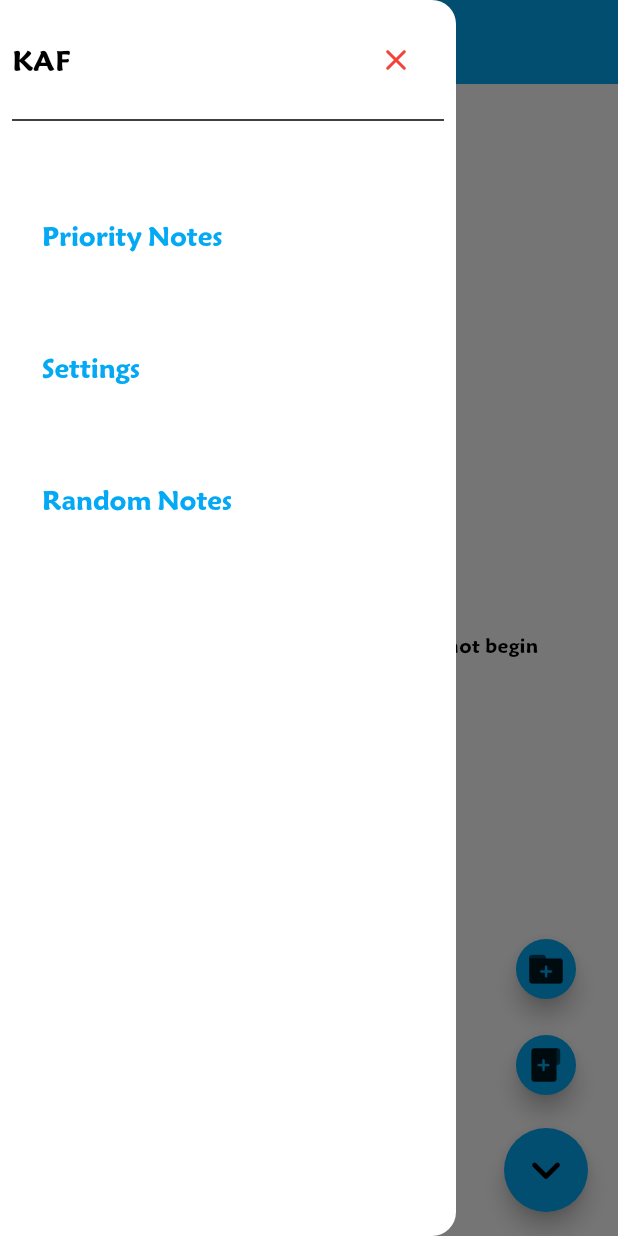
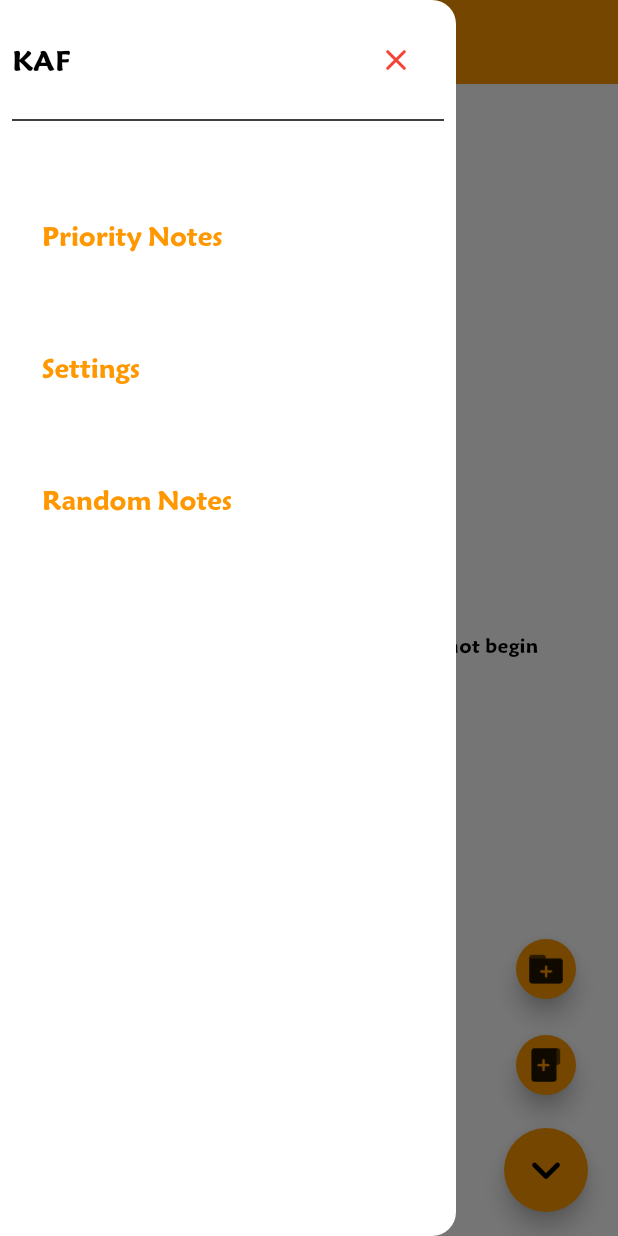
Before and after one commit to hesham04Dev/KAF, a Flutter app: the screen it shows after launch, in the side drawer, after a tap on the "menu" icon, on a phone screen of 412 x 824 dp. Run offline on Flutter 3.47's test engine with Material 3 defaults, Android fonts, the phone set to English and light mode, and no system bars; drawn by our look-alikes of dynamic_color; our stand-ins replace date_format, device_info_plus, file_picker, isar, permission_handler, shared_preferences; missing offline and left inert: keep_screen_on; accounts and stored records are empty; generated files the repository leaves out were written again.

Commit message:
reverse the folders to make the above is the newer

```diff
--- /dev/null
+++ b/devtools_options.yaml
@@ -0,0 +1,3 @@
+description: This file stores settings for Dart & Flutter DevTools.
+documentation: https://docs.flutter.dev/tools/devtools/extensions#configure-extension-enablement-states
+extensions:
--- a/lib/collection/Note.dart
+++ b/lib/collection/Note.dart
@@ -11,6 +11,6 @@ class Note {
   late String? content;
   late bool? isContentRtl;
   late int? parentFolderId;
-  @Index()
+  late bool? isDone; //  null is not a task 0 is not done 1 is done
   late int? priority;
 }
--- a/lib/collection/isarCURD.dart
+++ b/lib/collection/isarCURD.dart
@@ -161,7 +161,7 @@ class IsarService {
       return await Isar.open(
         [FolderSchema, NoteSchema],
         directory: dir.path,
-        inspector: false,
+        inspector: true,
       );
     } else
       print("instance is not empty");
--- a/lib/main.dart
+++ b/lib/main.dart
@@ -39,10 +39,10 @@ class MyApp extends StatelessWidget {
   const MyApp({super.key});
 
   static final _defaultLightColorScheme = ColorScheme.fromSwatch(
-      primarySwatch: Colors.lightBlue, brightness: Brightness.light);
+      primarySwatch: Colors.orange, brightness: Brightness.light);
 
   static final _defaultDarkColorScheme = ColorScheme.fromSwatch(
-      primarySwatch: Colors.lightBlue, brightness: Brightness.dark);
+      primarySwatch: Colors.orange, brightness: Brightness.dark);
 
   @override
   Widget build(BuildContext context) {
--- a/lib/screens/FolderPage.dart
+++ b/lib/screens/FolderPage.dart
@@ -58,7 +58,7 @@ class FolderPage extends StatelessWidget {
 
     return PopScope(
       canPop: false,
-      onPopInvoked: (didPop) {
+      onPopInvokedWithResult: (didPop, result) {
         if (didPop) {
           return;
         }
--- a/lib/screens/PriorityPage.dart
+++ b/lib/screens/PriorityPage.dart
@@ -65,7 +65,9 @@ class _priorityScreenState extends State<priorityScreen> {
             return Padding(
               padding: const EdgeInsets.all(15.0),
               child: ListView.builder(
-                itemBuilder: (context, index) => NoteButton(
+                itemBuilder: (context, i) {
+                  int index = snapshot.data.length -1 - i;
+                  return NoteButton(
                     isPriorityPageOpened: true,
                     priority: priority,
                     contentDirection:
@@ -78,7 +80,7 @@ class _priorityScreenState extends State<priorityScreen> {
                     noteTitle: _listNotes[index].title!,
                     noteTime: formatDate(
                         /*_listNotes[index].date!*/ snapshot.data[index].date,
-                        [yy, "/", mm, "/", dd, "   ", hh, ":", nn])),
+                        [yy, "/", mm, "/", dd, "   ", hh, ":", nn]));},
                 itemCount: snapshot.data.length,
               ),
             );
--- a/lib/screens/homePageBody.dart
+++ b/lib/screens/homePageBody.dart
@@ -44,9 +44,13 @@ class ListViewBody extends StatelessWidget {
             const SizedBox(
               height: 10,
             ),
-            ...List<Widget>.generate(
-              oldListFolders.length,
-              (index) => FolderButton(
+            ...List<Widget>.generate(oldListFolders.length, (i) {
+              var index = oldListFolders.length - i -1;
+              // int reverseIndex({required int listLength, required int index}) {
+              //   return listLength - index - 1;
+              // }
+
+              return FolderButton(
                   parentFolderId: oldListFolders[index].parent,
                   id: oldListFolders[index].id,
                   folderName: oldListFolders[index].name as String,
@@ -70,11 +74,13 @@ class ListViewBody extends StatelessWidget {
                         ),
                       ],
                     ),
-                  )),
-            ),
+                  ));
+            }),
             ...List<Widget>.generate(
               oldListNotes.length,
-              (index) => NoteButton(
+              (i) {
+                var index = oldListNotes.length - 1 - i;
+                return NoteButton(
                     priority: oldListNotes[index].priority,
                     contentDirection: oldListNotes[index].isContentRtl ?? isRtl
                         ? TextDirection.rtl
@@ -87,7 +93,8 @@ class ListViewBody extends StatelessWidget {
                     noteId: oldListNotes[index].id,
                     noteTitle: oldListNotes[index].title!,
                     noteTime: formatDate(oldListNotes[index].date!,
-                      [yy, "/", mm, "/", dd, "   ", hh, ":", nn])),
+                        [yy, "/", mm, "/", dd, "   ", hh, ":", nn]));
+              },
             )
           ],
         ),
```
Also changed, not shown: pubspec.yaml (+12 -11 lines), pubspec.lock (added), 6 other files. Lines whose indentation alone changed are shown as unchanged.
